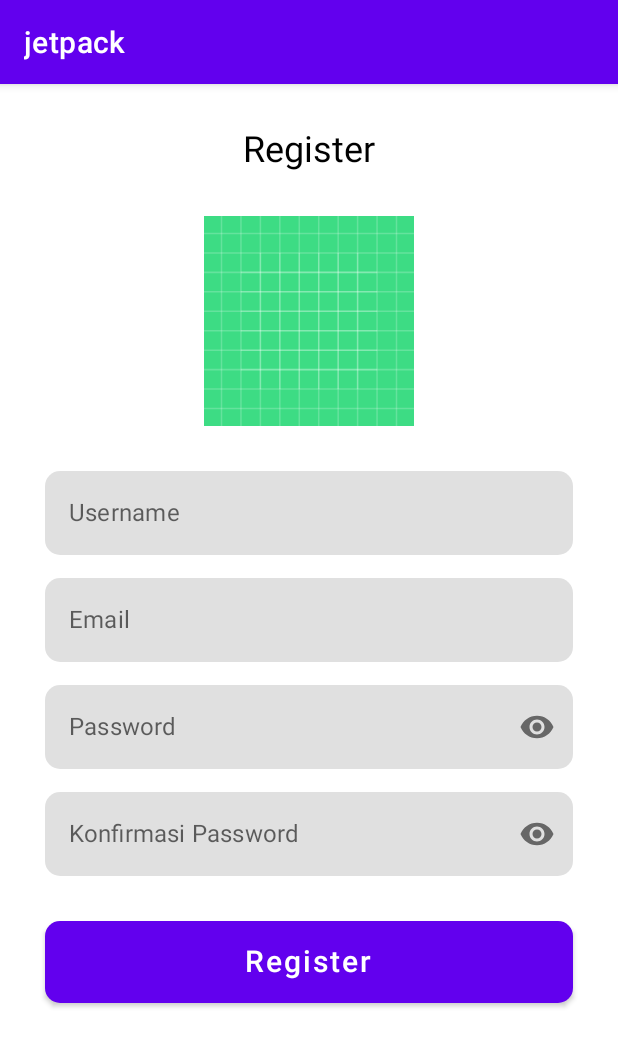
After one commit to doyochi/chapter8, an Android app built with Jetpack Compose: the RegisterActivity screen opened directly, with no data from a screen before it, on a phone screen of 412 x 824 dp. The commit adds this screen. Shown: the top 1047 px of the screen. Run offline under Robolectric (Android 15) with nearby library versions, the phone set to English and light mode, and no system bars.

Commit message:
create layout using jetpack compose

```diff
--- a/app/build.gradle
+++ b/app/build.gradle
@@ -52,4 +52,6 @@ dependencies {
     implementation 'androidx.compose.ui:ui-tooling:1.1.1'
     implementation 'androidx.compose.material:material:1.1.1'
     implementation 'androidx.activity:activity-compose:1.4.0'
+
+
 }
--- /dev/null
+++ b/app/src/main/java/id/hikmah/binar/jetpack/activity/RegisterActivity.kt
@@ -0,0 +1,227 @@
+package id.hikmah.binar.jetpack.activity
+
+import androidx.appcompat.app.AppCompatActivity
+import android.os.Bundle
+import androidx.activity.compose.setContent
+import androidx.compose.foundation.Image
+import androidx.compose.foundation.layout.*
+import androidx.compose.foundation.shape.RoundedCornerShape
+import androidx.compose.foundation.text.KeyboardOptions
+import androidx.compose.material.*
+import androidx.compose.runtime.*
+import androidx.compose.ui.Alignment
+import androidx.compose.ui.Modifier
+import androidx.compose.ui.graphics.Color
+import androidx.compose.ui.res.colorResource
+import androidx.compose.ui.res.painterResource
+import androidx.compose.ui.text.TextStyle
+import androidx.compose.ui.text.input.KeyboardType
+import androidx.compose.ui.text.input.PasswordVisualTransformation
+import androidx.compose.ui.text.input.VisualTransformation
+import androidx.compose.ui.tooling.preview.Preview
+import androidx.compose.ui.unit.dp
+import androidx.compose.ui.unit.sp
+import id.hikmah.binar.jetpack.R
+
+class RegisterActivity : AppCompatActivity() {
+    override fun onCreate(savedInstanceState: Bundle?) {
+        super.onCreate(savedInstanceState)
+
+        setContent { RegisterInterface() }
+    }
+
+    @Preview(showSystemUi = true)
+    @Composable
+    private fun RegisterInterface() {
+
+        Column(
+            modifier = Modifier.padding(30.dp),
+            horizontalAlignment = Alignment.CenterHorizontally
+        ) {
+            // Start Title
+            Text(
+                text = "Register",
+                color = Color.Black,
+                fontSize = 24.sp,
+            )
+            // End Title
+
+            Spacer(modifier = Modifier.height(30.dp))
+
+            // Start Logo Image
+            Image(
+                painter = painterResource(id = R.drawable.ic_launcher_background),
+                contentDescription = "Logo",
+                modifier = Modifier
+                    .fillMaxWidth()
+                    .size(width = 0.dp, height = 140.dp)
+            )
+            // End Logo Image
+
+            Spacer(modifier = Modifier.height(30.dp))
+
+            // Start TextField Username
+            var textUsername by remember { mutableStateOf("") }
+            TextField(
+                value = textUsername,
+                onValueChange = { textUsername = it },
+                label = { Text(text = "Username") },
+                modifier = Modifier.fillMaxWidth(),
+                singleLine = true,
+                shape = RoundedCornerShape(10.dp),
+                colors = TextFieldDefaults.textFieldColors(
+//                    cursorColor = colorResource(id = R.color.purple_binar),
+                    focusedIndicatorColor = Color.Transparent,
+                    unfocusedIndicatorColor = Color.Transparent,
+                ),
+                textStyle = TextStyle(
+                )
+            )
+            // End TextField Username
+
+            Spacer(modifier = Modifier.height(15.dp))
+
+            // Start TextField Email
+            var textEmail by remember { mutableStateOf("") }
+            TextField(
+                value = textEmail,
+                onValueChange = { textEmail = it },
+                label = { Text(text = "Email") },
+                modifier = Modifier.fillMaxWidth(),
+                singleLine = true,
+                keyboardOptions = KeyboardOptions(
+                    keyboardType = KeyboardType.Email
+                ),
+                shape = RoundedCornerShape(10.dp),
+                colors = TextFieldDefaults.textFieldColors(
+//                    cursorColor = colorResource(id = R.color.purple_binar),
+                    focusedIndicatorColor = Color.Transparent,
+                    unfocusedIndicatorColor = Color.Transparent,
+                ),
+                textStyle = TextStyle(
+                )
+            )
+            // End TextField Email
+
+            Spacer(modifier = Modifier.height(15.dp))
+
+            // Start TextField Password
+            var textPassword by remember { mutableStateOf("") }
+            var passVisibility by remember { mutableStateOf(false) }
+
+            val icon = if (passVisibility) {
+                painterResource(id = R.drawable.ic_invisible)
+            } else {
+                painterResource(id = R.drawable.ic_visible)
+            }
+            TextField(
+                value = textPassword,
+                onValueChange = { textPassword = it },
+                label = { Text(text = "Password") },
+                modifier = Modifier.fillMaxWidth(),
+                singleLine = true,
+                keyboardOptions = KeyboardOptions(
+                    keyboardType = KeyboardType.Password
+                ),
+                shape = RoundedCornerShape(10.dp),
+                colors = TextFieldDefaults.textFieldColors(
+//                    cursorColor = colorResource(id = R.color.purple_binar),
+                    focusedIndicatorColor = Color.Transparent,
+                    unfocusedIndicatorColor = Color.Transparent,
+                ),
+                trailingIcon = {
+                    IconButton(onClick = {
+                        passVisibility = !passVisibility
+                    }) {
+                        Icon(
+                            painter = icon,
+                            contentDescription = "visibility"
+                        )
+                    }
+                },
+                textStyle = TextStyle(
+                ),
+                visualTransformation = if (passVisibility) {
+                    VisualTransformation.None
+                } else {
+                    PasswordVisualTransformation()
+                }
+            )
+            // End TextField Password
+
+            Spacer(modifier = Modifier.height(15.dp))
+
+            // Start TextField Confirm Password
+            var textConfirmPassword by remember { mutableStateOf("") }
+            var passConfirmVisibility by remember { mutableStateOf(false) }
+
+            val iconConfirm = if (passConfirmVisibility) {
+                painterResource(id = R.drawable.ic_invisible)
+            } else {
+                painterResource(id = R.drawable.ic_visible)
+            }
+            TextField(
+                value = textConfirmPassword,
+                onValueChange = { textConfirmPassword = it },
+                label = { Text(text = "Konfirmasi Password") },
+                modifier = Modifier.fillMaxWidth(),
+                singleLine = true,
+                keyboardOptions = KeyboardOptions(
+                    keyboardType = KeyboardType.Password
+                ),
+                shape = RoundedCornerShape(10.dp),
+                colors = TextFieldDefaults.textFieldColors(
+//                    cursorColor = colorResource(id = R.color.purple_binar),
+                    focusedIndicatorColor = Color.Transparent,
+                    unfocusedIndicatorColor = Color.Transparent,
+                ),
+                trailingIcon = {
+                    IconButton(onClick = {
+                        passConfirmVisibility = !passConfirmVisibility
+                    }) {
+                        Icon(
+                            painter = iconConfirm,
+                            contentDescription = "visibility"
+                        )
+                    }
+                },
+                textStyle = TextStyle(
+                ),
+                visualTransformation = if (passConfirmVisibility) {
+                    VisualTransformation.None
+                } else {
+                    PasswordVisualTransformation()
+                }
+            )
+            // End TextField Confirm Password
+
+            Spacer(modifier = Modifier.height(30.dp))
+
+            // Start Button Register
+            Button(
+                onClick = {
+//                    doRegister(textUsername, textEmail, textPassword, textConfirmPassword)
+                },
+                modifier = Modifier.fillMaxWidth(),
+                colors = ButtonDefaults.buttonColors(
+//                    colorResource(id = R.color.purple_binar)
+                ),
+                shape = RoundedCornerShape(10.dp),
+                contentPadding = PaddingValues(
+                    start = 20.dp,
+                    end = 20.dp,
+                    top = 15.dp,
+                    bottom = 15.dp
+                )
+            ) {
+                Text(
+                    text = "Register",
+                    color = Color.White,
+                    fontSize = 20.sp,
+                )
+            }
+            // End Button Register
+
+        }
+    }
+}
--- /dev/null
+++ b/app/src/main/res/drawable/ic_invisible.xml
@@ -0,0 +1,10 @@
+<vector xmlns:android="http://schemas.android.com/apk/res/android"
+    android:width="24dp"
+    android:height="24dp"
+    android:viewportWidth="24"
+    android:viewportHeight="24"
+    android:tint="?attr/colorControlNormal">
+  <path
+      android:fillColor="@android:color/white"
+      android:pathData="M12,7c2.76,0 5,2.24 5,5 0,0.65 -0.13,1.26 -0.36,1.83l2.92,2.92c1.51,-1.26 2.7,-2.89 3.43,-4.75 -1.73,-4.39 -6,-7.5 -11,-7.5 -1.4,0 -2.74,0.25 -3.98,0.7l2.16,2.16C10.74,7.13 11.35,7 12,7zM2,4.27l2.28,2.28 0.46,0.46C3.08,8.3 1.78,10.02 1,12c1.73,4.39 6,7.5 11,7.5 1.55,0 3.03,-0.3 4.38,-0.84l0.42,0.42L19.73,22 21,20.73 3.27,3 2,4.27zM7.53,9.8l1.55,1.55c-0.05,0.21 -0.08,0.43 -0.08,0.65 0,1.66 1.34,3 3,3 0.22,0 0.44,-0.03 0.65,-0.08l1.55,1.55c-0.67,0.33 -1.41,0.53 -2.2,0.53 -2.76,0 -5,-2.24 -5,-5 0,-0.79 0.2,-1.53 0.53,-2.2zM11.84,9.02l3.15,3.15 0.02,-0.16c0,-1.66 -1.34,-3 -3,-3l-0.17,0.01z"/>
+</vector>
--- /dev/null
+++ b/app/src/main/res/drawable/ic_visible.xml
@@ -0,0 +1,10 @@
+<vector xmlns:android="http://schemas.android.com/apk/res/android"
+    android:width="24dp"
+    android:height="24dp"
+    android:viewportWidth="24"
+    android:viewportHeight="24"
+    android:tint="?attr/colorControlNormal">
+  <path
+      android:fillColor="@android:color/white"
+      android:pathData="M12,4.5C7,4.5 2.73,7.61 1,12c1.73,4.39 6,7.5 11,7.5s9.27,-3.11 11,-7.5c-1.73,-4.39 -6,-7.5 -11,-7.5zM12,17c-2.76,0 -5,-2.24 -5,-5s2.24,-5 5,-5 5,2.24 5,5 -2.24,5 -5,5zM12,9c-1.66,0 -3,1.34 -3,3s1.34,3 3,3 3,-1.34 3,-3 -1.34,-3 -3,-3z"/>
+</vector>
```
Also changed, not shown: app/src/main/AndroidManifest.xml (+9 -0 lines), app/src/main/java/id/hikmah/binar/jetpack/MainActivity.kt (+15 -4 lines), app/src/main/java/id/hikmah/binar/jetpack/activity/HomeActivity.kt (added, +10 -0 lines), app/src/main/java/id/hikmah/binar/jetpack/activity/LoginActivity.kt (added, +170 -0 lines), app/src/main/java/id/hikmah/binar/jetpack/activity/Splashscreen.kt (added, +47 -0 lines), app/src/main/res/layout/activity_register.xml (added, +9 -0 lines).
